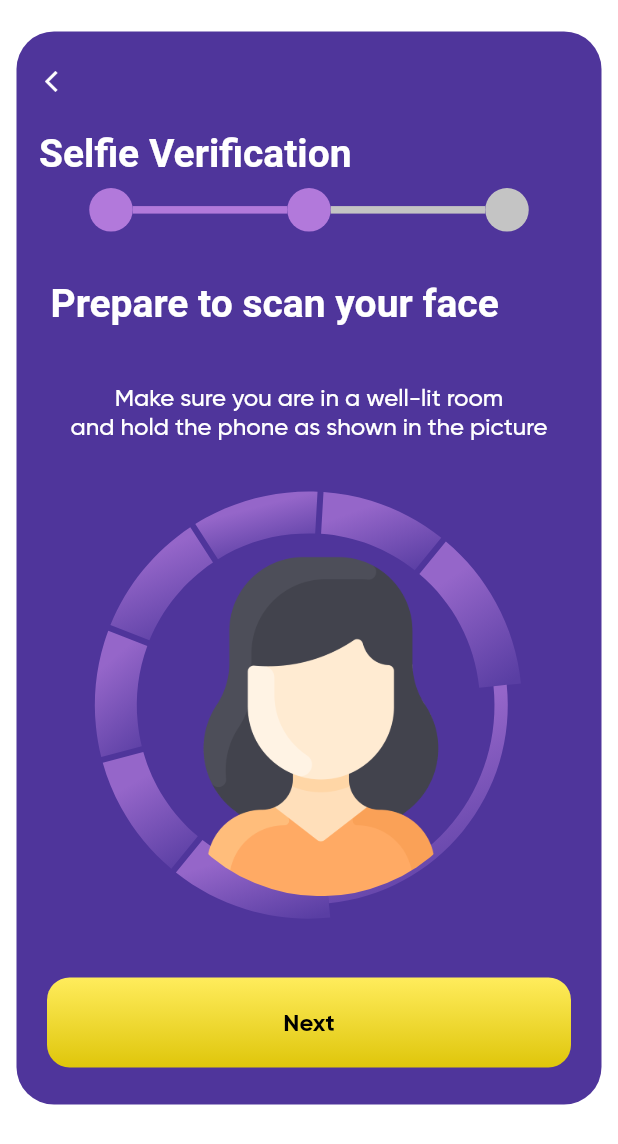
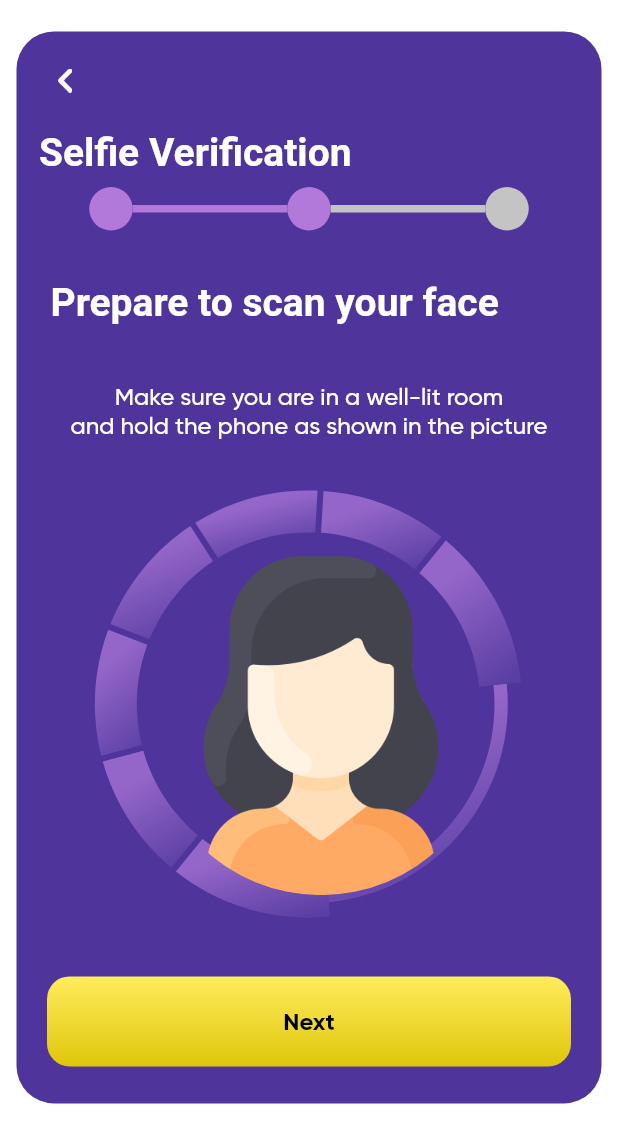
Before and after one commit to RupeshBrainbinary/rainboww, a Flutter app: the SelfieVerificationScreen screen opened directly, on a phone screen of 412 x 824 dp. Shown: the top 1144 px of the screen. Run offline on Flutter 3.47's test engine with Material 2 defaults, Android fonts, the phone set to English and light mode, and no system bars; our stand-ins replace cached_network_image, camera, carousel_indicator, charts_flutter, cloud_firestore, country_picker and 30 more; missing offline and left inert: cropperx, currency_picker, flutter_decorated_text, flutter_facebook_auth, flutter_google_places, flutter_share and 6 more; accounts and stored records are empty; Roboto replaces fonts that are missing (Gilroy-ExtraBold).

Commit message:
advertiser and backIcon

```diff
--- a/lib/main.dart
+++ b/lib/main.dart
@@ -1,4 +1,5 @@
 import 'dart:io';
+
 import 'package:firebase_core/firebase_core.dart';
 import 'package:firebase_messaging/firebase_messaging.dart';
 import 'package:flutter/foundation.dart';
@@ -16,6 +17,7 @@ import 'package:rainbow_new/service/notification_service.dart';
 import 'package:rainbow_new/service/pref_services.dart';
 import 'package:rainbow_new/utils/color_res.dart';
 import 'package:rainbow_new/utils/pref_keys.dart';
+
 import 'screens/auth/register/widget/registerVerify_controller.dart';
 
 Future<void> main() async {
--- a/lib/screens/auth/login/login_api/login_api.dart
+++ b/lib/screens/auth/login/login_api/login_api.dart
@@ -47,7 +47,7 @@ class LoginApi {
               jsonDecode(response.body)["data"]["referrall_code"]);
           await PrefService.setValue(
               PrefKeys.userId, jsonDecode(response.body)["data"]["id"]);
-          await PrefService.setValue(PrefKeys.isLogin, true);
+          // await PrefService.setValue(PrefKeys.isLogin, false);
 
           await PrefService.setValue(PrefKeys.registerToken,
               jsonDecode(response.body)["token"].toString());
--- a/lib/screens/selfie_verification/selfie_verification_screen.dart
+++ b/lib/screens/selfie_verification/selfie_verification_screen.dart
@@ -42,12 +42,9 @@ class SelfieVerificationScreen extends StatelessWidget {
                               onTap: () {
                                 Get.back();
                               },
-                              child: const Padding(
+                              child:  Padding(
                                 padding: EdgeInsets.only(left: 15),
-                                child: Icon(
-                                  Icons.arrow_back_ios_outlined,
-                                  size: 16.72,
-                                ),
+                                child: Image.asset(AssetRes.backIcon,height: 16,width: 35,),
                               ),
                             ),
                             SizedBox(height: Get.height * 0.03),
```
Also changed, not shown: lib/screens/scanyour_face/scanyourface_screen.dart (+2 -5 lines), lib/screens/terms_conditions/terms_conditions_screen.dart (+3 -5 lines), 1 other file.
